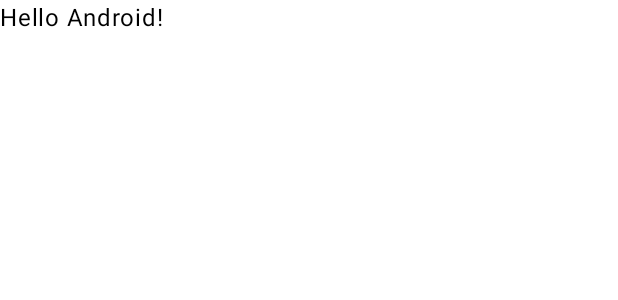
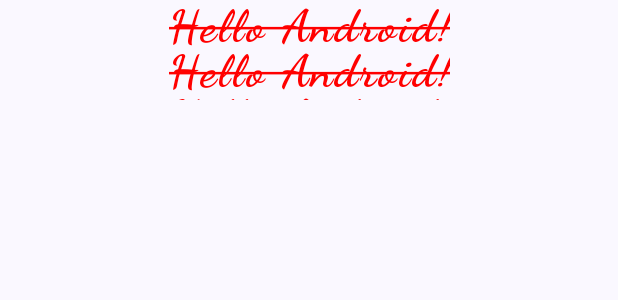
Before and after one commit to JangWoojun/Compose_UI, an Android app built with Jetpack Compose: the @Preview function GreetingPreview, on a phone screen of 412 x 824 dp. Shown: the top 300 px of the screen. Run offline under Robolectric (Android 15) with nearby library versions, the phone set to English and light mode, and no system bars.

Commit message:
1. Text 실습

```diff
--- a/app/src/main/java/com/seogaemo/compose_ui/MainActivity.kt
+++ b/app/src/main/java/com/seogaemo/compose_ui/MainActivity.kt
@@ -1,16 +1,25 @@
 package com.seogaemo.compose_ui
 
 import android.os.Bundle
+import android.view.Gravity
 import androidx.activity.ComponentActivity
 import androidx.activity.compose.setContent
 import androidx.activity.enableEdgeToEdge
 import androidx.compose.foundation.layout.fillMaxSize
 import androidx.compose.foundation.layout.padding
+import androidx.compose.foundation.layout.width
 import androidx.compose.material3.Scaffold
 import androidx.compose.material3.Text
 import androidx.compose.runtime.Composable
 import androidx.compose.ui.Modifier
+import androidx.compose.ui.graphics.Color
+import androidx.compose.ui.text.font.FontFamily
+import androidx.compose.ui.text.font.FontWeight
+import androidx.compose.ui.text.style.TextAlign
+import androidx.compose.ui.text.style.TextDecoration
 import androidx.compose.ui.tooling.preview.Preview
+import androidx.compose.ui.unit.dp
+import androidx.compose.ui.unit.sp
 import com.seogaemo.compose_ui.ui.theme.Compose_UITheme
 
 class MainActivity : ComponentActivity() {
@@ -32,9 +41,69 @@ class MainActivity : ComponentActivity() {
 
 @Composable
 fun Greeting(name: String, modifier: Modifier = Modifier) {
+//    Text(
+//        color = Color.Red,
+//        text = "Hello $name!",
+//        modifier = modifier
+//    )
+
+//    Text(
+//        color = Color(0xffff00ff),
+//        text = "Hello $name!",
+//        modifier = modifier
+//    )
+
+//    Text(
+//        color = Color.Red,
+//        text = "Hello $name!",
+//        fontSize = 30.sp,
+//        modifier = modifier
+//    )
+
+//    Text(
+//        color = Color.Red,
+//        text = "Hello $name!",
+//        fontSize = 30.sp,
+//        fontWeight = FontWeight.Bold,
+//        fontFamily = FontFamily.Cursive,
+//        modifier = modifier
+//    )
+
+//    Text(
+//        color = Color.Red,
+//        text = "Hello $name!",
+//        fontSize = 30.sp,
+//        fontWeight = FontWeight.Bold,
+//        fontFamily = FontFamily.Cursive,
+//        letterSpacing = 2.sp,
+//        modifier = modifier
+//    )
+
+//    Text(
+//        color = Color.Red,
+//        text = "Hello $name!\nHello $name!\nHello $name!",
+//        fontSize = 30.sp,
+//        lineHeight = 30.sp,
+//        fontWeight = FontWeight.Bold,
+//        fontFamily = FontFamily.Cursive,
+//        letterSpacing = 2.sp,
+//        maxLines = 2,
+//        textDecoration = TextDecoration.LineThrough,
+//        modifier = modifier
+//    )
+
     Text(
-        text = "Hello $name!",
-        modifier = modifier
+        color = Color.Red,
+        text = "Hello $name!\nHello $name!\nHello $name!",
+        fontSize = 30.sp,
+        lineHeight = 30.sp,
+        fontWeight = FontWeight.Bold,
+        fontFamily = FontFamily.Cursive,
+        letterSpacing = 2.sp,
+        maxLines = 2,
+        textDecoration = TextDecoration.LineThrough,
+        textAlign = TextAlign.End,
+        modifier = modifier.width(300.dp)
     )
 }
 
@@ -42,6 +111,11 @@ fun Greeting(name: String, modifier: Modifier = Modifier) {
 @Composable
 fun GreetingPreview() {
     Compose_UITheme {
-        Greeting("Android")
+        Scaffold(modifier = Modifier.fillMaxSize()) { innerPadding ->
+            Greeting(
+                name = "Android",
+                modifier = Modifier.padding(innerPadding)
+            )
+        }
     }
 }
--- a/app/src/main/java/com/seogaemo/compose_ui/ui/theme/Theme.kt
+++ b/app/src/main/java/com/seogaemo/compose_ui/ui/theme/Theme.kt
@@ -45,7 +45,6 @@ fun Compose_UITheme(
         val context = LocalContext.current
         if (darkTheme) dynamicDarkColorScheme(context) else dynamicLightColorScheme(context)
       }
-
       darkTheme -> DarkColorScheme
       else -> LightColorScheme
     }
--- a/app/src/main/res/values/themes.xml
+++ b/app/src/main/res/values/themes.xml
@@ -1,5 +1,4 @@
 <?xml version="1.0" encoding="utf-8"?>
 <resources>
-
     <style name="Theme.Compose_UI" parent="android:Theme.Material.Light.NoActionBar" />
 </resources>
```
Lines whose indentation alone changed are shown as unchanged.
